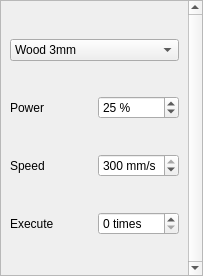
Above: src/widgets/panels/layer-params-panel.ui from flux3dp/swiftray before the change. Below: the same form after it.
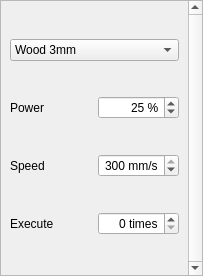
That is the form after the change.

Commit message: Use right align in spinbox

Diff of the .ui file:
```diff
--- a/src/widgets/panels/layer-params-panel.ui
+++ b/src/widgets/panels/layer-params-panel.ui
@@ -119,6 +119,9 @@
            <property name="enabled">
             <bool>true</bool>
            </property>
+           <property name="alignment">
+            <set>Qt::AlignRight|Qt::AlignTrailing|Qt::AlignVCenter</set>
+           </property>
            <property name="suffix">
             <string> %</string>
            </property>
@@ -143,6 +146,9 @@
          </item>
          <item>
           <widget class="QSpinBox" name="speedSpinBox">
+           <property name="alignment">
+            <set>Qt::AlignRight|Qt::AlignTrailing|Qt::AlignVCenter</set>
+           </property>
            <property name="suffix">
             <string> mm/s</string>
            </property>
@@ -167,6 +173,9 @@
          </item>
          <item>
           <widget class="QSpinBox" name="repeatSpinBox">
+           <property name="alignment">
+            <set>Qt::AlignRight|Qt::AlignTrailing|Qt::AlignVCenter</set>
+           </property>
            <property name="suffix">
             <string> times</string>
            </property>
```
The commit also changes 5 other files.
